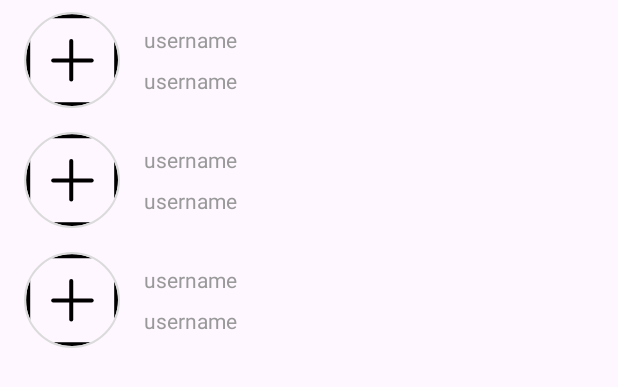
After one commit to luc-ads/InstaApp, an Android app: the layout search_fragment.xml on its own in the app's theme, with its tools: preview values and no code run, on a phone screen of 412 x 824 dp. The commit adds this screen. Shown: the top 387 px of the screen. Run offline under Robolectric (Android 15) with nearby library versions, the phone set to English and light mode, and no system bars.

Commit message:
Criando a fragment para pesquisa de usuários novos

```diff
--- a/app/src/main/res/layout/activity_main.xml
+++ b/app/src/main/res/layout/activity_main.xml
@@ -38,8 +38,8 @@
             android:layout_width="match_parent"
             android:layout_height="match_parent"
             app:layout_behavior="@string/appbar_scrolling_view_behavior"
-            android:name="com.example.instaapp.main.FeedFragment"
-            tools:layout="@layout/feed_fragment"/>
+            android:name="com.example.instaapp.search.SearchFragment"
+            tools:layout="@layout/search_fragment"/>
 
     </androidx.coordinatorlayout.widget.CoordinatorLayout>
 
--- /dev/null
+++ b/app/src/main/res/layout/item_user_list.xml
@@ -0,0 +1,50 @@
+<?xml version="1.0" encoding="utf-8"?>
+<androidx.constraintlayout.widget.ConstraintLayout xmlns:android="http://schemas.android.com/apk/res/android"
+    android:layout_width="match_parent"
+    android:layout_height="wrap_content"
+    xmlns:app="http://schemas.android.com/apk/res-auto"
+    android:paddingHorizontal="16dp"
+    android:paddingVertical="8dp">
+
+    <de.hdodenhof.circleimageview.CircleImageView
+        android:id="@+id/search_img_user"
+        android:layout_width="64dp"
+        android:layout_height="64dp"
+        android:src="@drawable/ic_insta_add"
+        app:civ_border_color="@color/gray_border"
+        app:civ_border_width="1dp"
+        app:civ_circle_background_color="@color/white"
+        app:layout_constraintStart_toStartOf="parent"
+        app:layout_constraintTop_toTopOf="parent" />
+
+    <TextView
+        android:id="@+id/search_txt_username"
+        android:layout_width="0dp"
+        android:layout_height="wrap_content"
+        style="@style/Base.Theme.InstaApp.TextView"
+        android:text="@string/username"
+        android:layout_marginHorizontal="16dp"
+        app:layout_constraintBottom_toTopOf="@id/search_txt_name"
+        app:layout_constraintStart_toEndOf="@id/search_img_user"
+        app:layout_constraintTop_toTopOf="parent"
+        app:layout_constraintEnd_toEndOf="parent" />
+
+    <TextView
+        android:id="@+id/search_txt_name"
+        android:layout_width="0dp"
+        android:layout_height="wrap_content"
+        style="@style/Base.Theme.InstaApp.TextView"
+        android:text="@string/username"
+        android:layout_marginHorizontal="16dp"
+        app:layout_constraintStart_toEndOf="@id/search_img_user"
+        app:layout_constraintTop_toBottomOf="@id/search_txt_username"
+        app:layout_constraintEnd_toEndOf="parent"
+        app:layout_constraintBottom_toBottomOf="parent" />
+
+
+
+
+
+
+
+</androidx.constraintlayout.widget.ConstraintLayout>
--- /dev/null
+++ b/app/src/main/res/layout/search_fragment.xml
@@ -0,0 +1,15 @@
+<?xml version="1.0" encoding="utf-8"?>
+<androidx.constraintlayout.widget.ConstraintLayout xmlns:android="http://schemas.android.com/apk/res/android"
+    android:layout_width="match_parent"
+    android:layout_height="match_parent"
+    xmlns:tools="http://schemas.android.com/tools">
+
+    <androidx.recyclerview.widget.RecyclerView
+        android:id="@+id/search_rv"
+        android:layout_width="match_parent"
+        android:layout_height="match_parent"
+        tools:listitem="@layout/item_user_list"
+        tools:itemCount="3"/>
+
+
+</androidx.constraintlayout.widget.ConstraintLayout>
```
Also changed, not shown: app/src/main/java/com/example/instaapp/search/SearchFragment.kt (added, +73 -0 lines).
